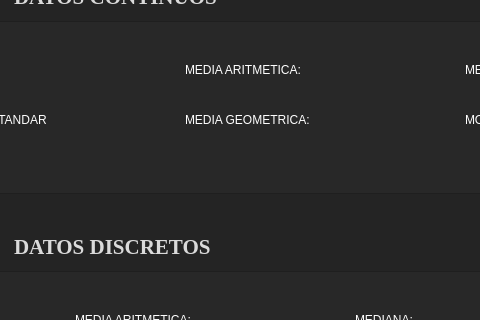
AndresThomas/Probabilidad-y-estadistica, file Views/secondWindow.ui: the form before one commit; both pictures show x 416 to 896 and y 149 to 469 of the 1153 by 665 pixel window.
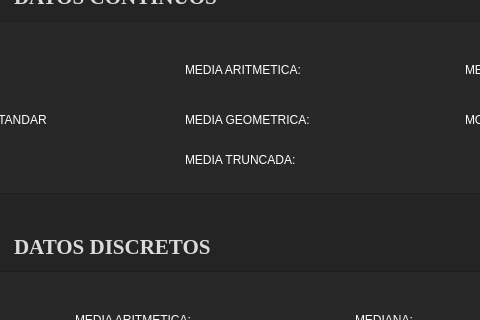
The form after the commit.

Patch:
```diff
--- a/Views/secondWindow.ui
+++ b/Views/secondWindow.ui
@@ -384,6 +384,38 @@
       <string/>
      </property>
     </widget>
+    <widget class="QLabel" name="label_Media_Truncada_Resultado">
+     <property name="geometry">
+      <rect>
+       <x>710</x>
+       <y>130</y>
+       <width>55</width>
+       <height>16</height>
+      </rect>
+     </property>
+     <property name="styleSheet">
+      <string notr="true">color: rgb(85, 85, 255);</string>
+     </property>
+     <property name="text">
+      <string/>
+     </property>
+    </widget>
+    <widget class="QLabel" name="label_Media_Truncada">
+     <property name="geometry">
+      <rect>
+       <x>590</x>
+       <y>130</y>
+       <width>111</width>
+       <height>16</height>
+      </rect>
+     </property>
+     <property name="styleSheet">
+      <string notr="true">color: rgb(255, 255, 255);</string>
+     </property>
+     <property name="text">
+      <string>MEDIA TRUNCADA: </string>
+     </property>
+    </widget>
    </widget>
   </widget>
   <widget class="QLabel" name="calculos_2">
```
